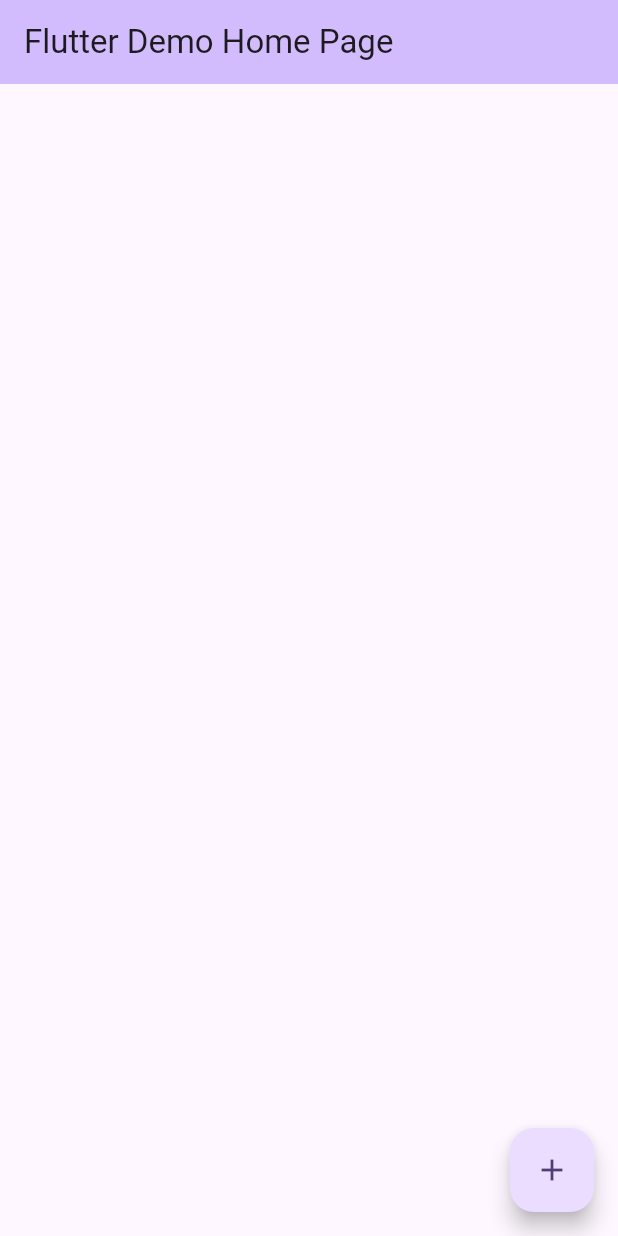
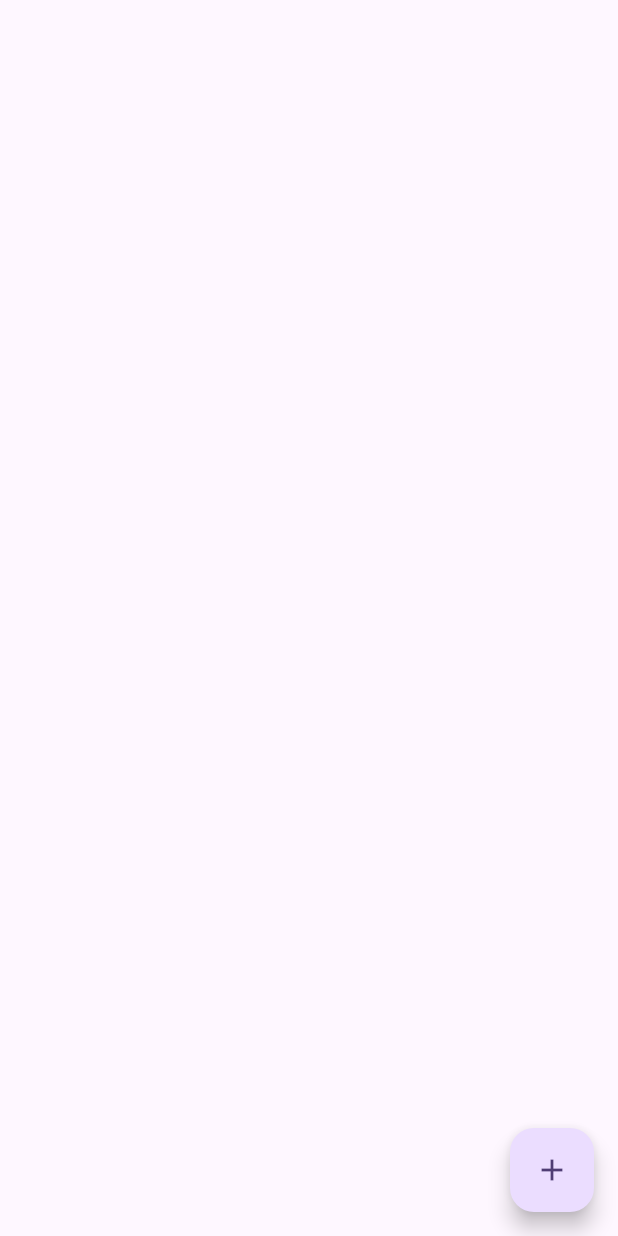
Before and after one commit to Juwonlo/ChatMe_App, a Flutter app: the screen it shows after launch, on a phone screen of 412 x 824 dp. Run offline on Flutter 3.47's test engine with Material 3 defaults, Android fonts, the phone set to English and light mode, and no system bars.

Commit message:
Initial Commit

```diff
--- a/lib/main.dart
+++ b/lib/main.dart
@@ -16,16 +16,13 @@
         colorScheme: ColorScheme.fromSeed(seedColor: Colors.deepPurple),
         useMaterial3: true,
       ),
-      home: const MyHomePage(title: 'Flutter Demo Home Page'),
+      home: const MyHomePage(),
     );
   }
 }
 
 class MyHomePage extends StatefulWidget {
-  const MyHomePage({super.key, required this.title});
-
-
-  final String title;
+  const MyHomePage({super.key});
 
   @override
   State<MyHomePage> createState() => _MyHomePageState();
@@ -35,41 +32,19 @@
 
   @override
   Widget build(BuildContext context) {
-    // This method is rerun every time setState is called, for instance as done
-    // by the _incrementCounter method above.
-    //
-    // The Flutter framework has been optimized to make rerunning build methods
-    // fast, so that you can just rebuild anything that needs updating rather
-    // than having to individually change instances of widgets.
     return Scaffold(
-      appBar: AppBar(
-        // TRY THIS: Try changing the color here to a specific color (to
-        // Colors.amber, perhaps?) and trigger a hot reload to see the AppBar
-        // change color while the other colors stay the same.
-        backgroundColor: Theme.of(context).colorScheme.inversePrimary,
-        // Here we take the value from the MyHomePage object that was created by
-        // the App.build method, and use it to set our appbar title.
-        title: Text(widget.title),
-      ),
       body: Center(
-        // Center is a layout widget. It takes a single child and positions it
-        // in the middle of the parent.
         child: Column(
-          // Column is also a layout widget. It takes a list of children and
-          // arranges them vertically. By default, it sizes itself to fit its
-          // children horizontally, and tries to be as tall as its parent.
-          //
-          // Column has various properties to control how it sizes itself and
           mainAxisAlignment: MainAxisAlignment.center,
           children: <Widget>[
           ],
         ),
       ),
       floatingActionButton: FloatingActionButton(
-        onPressed: _incrementCounter,
+        onPressed: (){},
         tooltip: 'Increment',
         child: const Icon(Icons.add),
-      ), // This trailing comma makes auto-formatting nicer for build methods.
+      ),
     );
   }
 }
```
